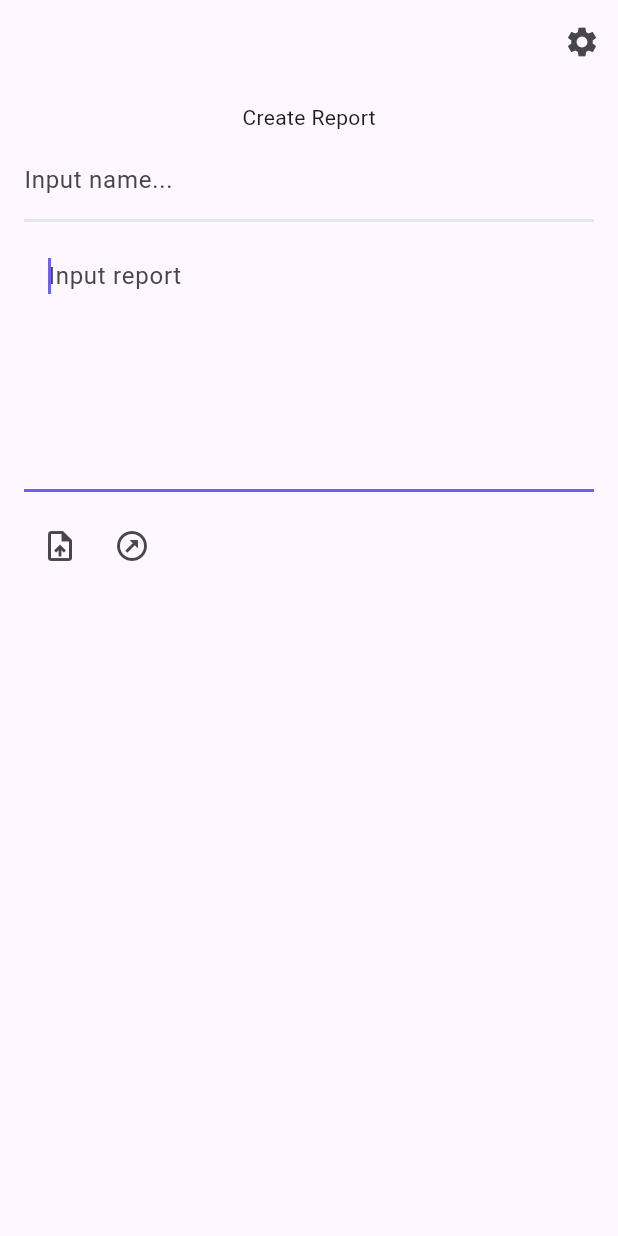
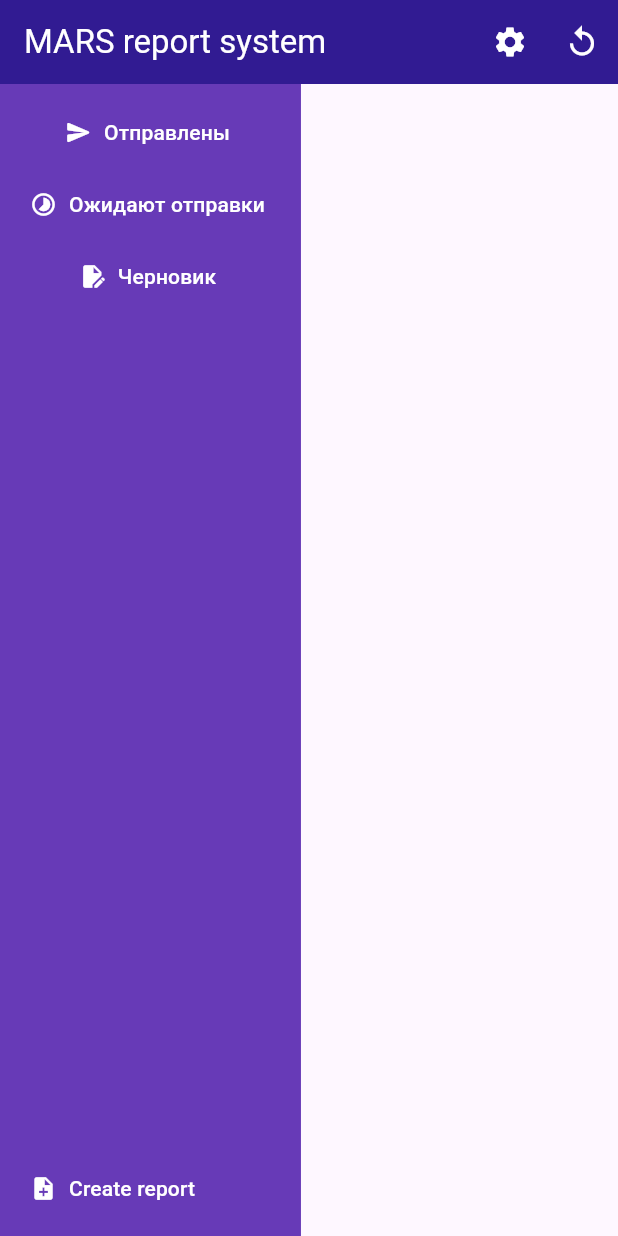
Before and after one commit to AnastasiaAngelova/AtomHack, a Flutter app: the screen it shows after launch, on a phone screen of 412 x 824 dp. Run offline on Flutter 3.47's test engine with Material 3 defaults, Android fonts, the light colour scheme and no system bars; our stand-ins replace dio; generated files the repository leaves out were written again.

Commit message:
edit home page

```diff
--- a/flutter_application/lib/src/home/home.dart
+++ b/flutter_application/lib/src/home/home.dart
@@ -1,4 +1,5 @@
 import 'package:flutter/material.dart';
+import 'package:flutter/rendering.dart';
 
 import '../settings/settings_view.dart';
 import 'package:dio/dio.dart';
@@ -23,9 +24,13 @@ class ReportPage extends StatelessWidget {
     // TODO: implement build
     return Scaffold(
         appBar: AppBar(
+          title:
+              Text("MARS report system", style: TextStyle(color: Colors.white)),
+          backgroundColor: Colors.deepPurple[900],
           actions: [
             IconButton(
-            icon: const Icon(Icons.settings),
+              icon: const Icon(
+                  color: Color.fromARGB(255, 255, 255, 255), Icons.settings),
               onPressed: () {
                 // Navigate to the settings page. If the user leaves and returns
                 // to the app after it has been killed while running in the
@@ -33,203 +38,133 @@ class ReportPage extends StatelessWidget {
                 Navigator.restorablePushNamed(context, SettingsView.routeName);
               },
             ),
+            IconButton(
+              icon: const Icon(
+                  color: Color.fromARGB(255, 255, 255, 255),
+                  Icons.replay_outlined),
+              onPressed: () {
+                // Navigate to the settings page. If the user leaves and returns
+                // to the app after it has been killed while running in the
+                // background, the navigation stack is restored.
+                this.build(context);
+              },
+            ),
           ],
         ),
-      body: SafeArea(
-          child: Padding(
-        padding: EdgeInsetsDirectional.fromSTEB(16, 12, 16, 0),
-        child: SingleChildScrollView(
-          child: Column(children: [
-            Text('Create Report'),
-            Padding(
-              padding: EdgeInsetsDirectional.fromSTEB(0, 4, 0, 0),
-            ),
-            Column(
-              children: [
-                TextField(
-                    decoration: InputDecoration(
-                  labelText: 'Input name...',
-                  enabledBorder: UnderlineInputBorder(
-                    borderSide: BorderSide(
-                      color: Color(0xFFE5E7EB),
-                      width: 2,
-                    ),
-                    borderRadius: BorderRadius.circular(0),
-                  ),
-                )),
-                TextField(
-                  autofocus: true,
-                  obscureText: false,
-                  decoration: InputDecoration(
-                    hintText: 'Input report',
-                    enabledBorder: UnderlineInputBorder(
-                      borderSide: BorderSide(
-                        color: Color(0xFFE5E7EB),
-                        width: 2,
-                      ),
-                      borderRadius: BorderRadius.circular(0),
-                    ),
-                    focusedBorder: UnderlineInputBorder(
-                      borderSide: BorderSide(
-                        color: Color(0xFF6F61EF),
-                        width: 2,
-                      ),
-                      borderRadius: BorderRadius.circular(0),
-                    ),
-                    errorBorder: UnderlineInputBorder(
-                      borderSide: BorderSide(
-                        color: Color(0xFFFF5963),
-                        width: 2,
-                      ),
-                      borderRadius: BorderRadius.circular(0),
-                    ),
-                    focusedErrorBorder: UnderlineInputBorder(
-                      borderSide: BorderSide(
-                        color: Color(0xFFFF5963),
-                        width: 2,
-                      ),
-                      borderRadius: BorderRadius.circular(0),
-                    ),
-                    contentPadding:
-                        EdgeInsetsDirectional.fromSTEB(16, 24, 16, 12),
-                  ),
-                  maxLines: 100,
-                  minLines: 6,
-                  cursorColor: Color(0xFF6F61EF),
-                )
-              ],
-            ),
-            Padding(
-              padding: EdgeInsetsDirectional.fromSTEB(16, 12, 16, 0),
-            ),
-            Row(children: [
-              IconButton(
-                onPressed: () {
-                  print("pressed");
-                },
-                icon: const Icon(Icons.upload_file),
-              ),
-              IconButton(
-                onPressed: () {
-                  print("post");
-                  getHttp();
-                },
-                icon: const Icon(Icons.outbond_outlined),
-              )
-            ]),
-          ]),
-        ),
-      )),
+        body: Row(children: [Left(), Middle()]));
+  }
+}
+
+class Middle extends StatelessWidget {
+  const Middle({super.key});
+  // final List<Report> items;
+
+  @override
+  Widget build(BuildContext context) {
+    return ColoredBox(
+      color: Colors.black12,
+      // child: ListView.builder(
+      //     restorationId: 'sampleItemListView',
+      //     // itemCount: 3,
+      //     itemBuilder: (BuildContext context, int index) {}),
     );
   }
 }
 
-/**
+class Report extends StatelessWidget {
+  const Report({
+    super.key,
+  });
+
+  @override
+  Widget build(BuildContext context) {
+    return Container();
+  }
+}
+
+class Left extends StatelessWidget {
+  const Left({
+    super.key,
+  });
+
+  @override
+  Widget build(BuildContext context) {
+    return ColoredBox(
+      color: Colors.deepPurple,
+      child: Padding(
+        padding: const EdgeInsets.all(8.0),
+        child: Stack(
+          children: [
+            Column(
+              children: [
+                TextButton.icon(
+                  onPressed: () {
+                    print("Отправлены");
+                  },
+                  icon: Icon(
+                    color: Color.fromARGB(255, 255, 255, 255),
+                    Icons.send_rounded,
+                  ),
+                  label:
+                      Text("Отправлены", style: TextStyle(color: Colors.white)),
+                ),
+                TextButton.icon(
+                    onPressed: () {
+                      print("Ожидают отправки");
+                    },
+                    icon: Icon(
+                      Icons.timelapse,
+                      color: Color.fromARGB(255, 255, 255, 255),
+                    ),
+                    label: Text("Ожидают отправки",
+                        style: TextStyle(color: Colors.white))),
+                TextButton.icon(
+                    onPressed: () {
+                      print("Edit draft");
+                    },
+                    icon: Icon(
+                      Icons.edit_document,
+                      color: Color.fromARGB(255, 255, 255, 255),
+                    ),
+                    label: Text("Черновик",
+                        style: TextStyle(color: Colors.white))),
+              ],
+            ),
             Padding(
-  padding: EdgeInsetsDirectional.fromSTEB(0, 24, 0, 12),
-  child: FFButtonWidget(
+                padding: const EdgeInsets.symmetric(vertical: Checkbox.width)),
+            Column(
+              mainAxisAlignment: MainAxisAlignment.end,
+              children: [
+                TextButton.icon(
                     onPressed: () {
-      print('Button pressed ...');
+                      print("Create report");
                     },
-    text: 'Submit Ticket',
                     icon: Icon(
-      Icons.receipt_long,
-      size: 15,
+                      Icons.note_add,
+                      color: Color.fromARGB(255, 255, 255, 255),
                     ),
-    options: FFButtonOptions(
-      width: double.infinity,
-      height: 54,
-      padding: EdgeInsets.all(0),
-      iconPadding: EdgeInsetsDirectional.fromSTEB(0, 0, 0, 0),
-      color: Color(0xFF6F61EF),
-      textStyle: FlutterFlowTheme.of(context).titleSmall.override(
-            fontFamily: 'Plus Jakarta Sans',
-            color: Colors.white,
-            fontSize: 16,
-            fontWeight: FontWeight.w500,
+                    label: Text("Create report",
+                        style: TextStyle(color: Colors.white))),
+              ],
             ),
-      elevation: 4,
-      borderSide: BorderSide(
-        color: Colors.transparent,
-        width: 1,
-      ),
-      borderRadius: BorderRadius.circular(12),
+          ],
         ),
       ),
-)
-// Padding(
-            //     padding: EdgeInsetsDirectional.fromSTEB(0, 16, 0, 0),
-            //     child: Container(
-            //       width: double.infinity,
-            //       constraints: BoxConstraints(
-            //         maxWidth: 500,
-            //       ),
-            //       decoration: BoxDecoration(
-            //         // color: Colors.white,
-            //         borderRadius: BorderRadius.circular(12),
-            //         border: Border.all(
-            //           // color: Color(0xFFE5E7EB),
-            //           width: 2,
-            //         ),
-            //       ),
-            //       child: Padding(
-            //         padding: EdgeInsets.all(8),
-            //         child: Row(
-            //           mainAxisSize: MainAxisSize.max,
-            //           children: [
-            //             Icon(
-            //               Icons.upload_file,
-            //               color: Color(0xFF6F61EF),
-            //               size: 32,
-            //             ),
-            //             Padding(
-            //               padding: EdgeInsetsDirectional.fromSTEB(16, 0, 0, 0),
-            //               child: Text(
-            //                 'Upload File',
-            //                 textAlign: TextAlign.center,
-            //               ),
-            //             ),
-            //           ],
-            //         ),
-            //       ),
-            //     )),
-            // Padding(
-            //     padding: EdgeInsetsDirectional.fromSTEB(0, 16, 0, 0),
-            //     child: Container(
-            //       width: double.infinity,
-            //       constraints: BoxConstraints(
-            //         maxWidth: 500,
-            //       ),
-            //       decoration: BoxDecoration(
-            //         // color: Colors.white,
-            //         borderRadius: BorderRadius.circular(12),
-            //         border: Border.all(
-            //           // color: Color(0xFFE5E7EB),
-            //           width: 2,
-            //         ),
-            //       ),
-            //       child: Padding(
-            //         padding: EdgeInsets.all(8),
-            //         child: Row(
-            //           mainAxisSize: MainAxisSize.max,
-            //           children: [
-            //             Icon(
-            //               Icons.airline_stops_sharp,
-            //               color: Color(0xFF6F61EF),
-            //               size: 32,
-            //             ),
-            //             Padding(
-            //               padding: EdgeInsetsDirectional.fromSTEB(16, 0, 0, 0),
-            //               child: Text(
-            //                 'Submit',
-            //                 textAlign: TextAlign.center,
-            //               ),
-            //             ),
-            //           ],
-            //         ),
-            //       ),
-            //     )),
-            // Padding(
-            //   padding: EdgeInsetsDirectional.fromSTEB(16, 12, 16, 0),
-            // ),
+    );
+  }
+}
+
+/*
+TextButton.icon(
+              onPressed: () {
+                print("pressed1");
+              },
+              icon: Icon(Icons.upload_file),
+              label: Text("Upload File")),
+          TextButton.icon(
+              onPressed: () {
+                print("pressed2");
+              },
+              icon: Icon(Icons.upload_file),
+              label: Text("Push report"))
 */
```
Lines whose indentation alone changed are shown as unchanged.
